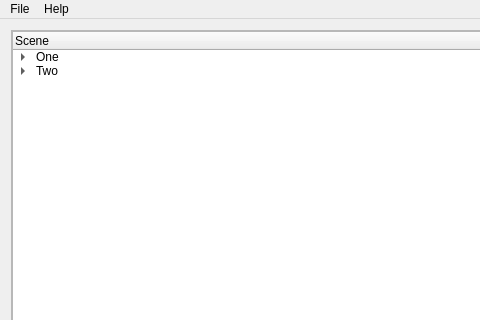
The window that Editor/Editor.ui (dathanhansell/OpenGL) describes before a commit, drawn with Qt 5; both pictures show x 0 to 480 and y 0 to 320 of the 802 by 556 pixel window.
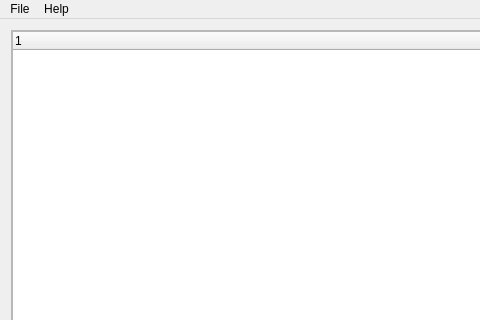
The same window after the commit. Custom widgets are drawn as their Qt base class.

```diff
--- a/Editor/Editor.ui
+++ b/Editor/Editor.ui
@@ -32,57 +32,7 @@
       <property name="childrenCollapsible">
        <bool>false</bool>
       </property>
-      <widget class="QTreeWidget" name="treeWidget">
-       <property name="sizePolicy">
-        <sizepolicy hsizetype="Ignored" vsizetype="Expanding">
-         <horstretch>0</horstretch>
-         <verstretch>0</verstretch>
-        </sizepolicy>
-       </property>
-       <property name="maximumSize">
-        <size>
-         <width>16777215</width>
-         <height>16777215</height>
-        </size>
-       </property>
-       <property name="focusPolicy">
-        <enum>Qt::NoFocus</enum>
-       </property>
-       <property name="frameShape">
-        <enum>QFrame::StyledPanel</enum>
-       </property>
-       <property name="dragEnabled">
-        <bool>true</bool>
-       </property>
-       <property name="dragDropMode">
-        <enum>QAbstractItemView::InternalMove</enum>
-       </property>
-       <column>
-        <property name="text">
-         <string>Scene</string>
-        </property>
-       </column>
-       <item>
-        <property name="text">
-         <string>One</string>
-        </property>
-        <item>
-         <property name="text">
-          <string>Child</string>
-         </property>
-        </item>
-       </item>
-       <item>
-        <property name="text">
-         <string>Two</string>
-        </property>
-        <item>
-         <property name="text">
-          <string>Child2</string>
-         </property>
-        </item>
-       </item>
-      </widget>
+      <widget class="HierarchyView" name="treeWidget"/>
       <widget class="GLWidget" name="widget" native="true"/>
      </widget>
     </item>
@@ -139,6 +89,11 @@
    <header>glwidget.h</header>
    <container>1</container>
   </customwidget>
+  <customwidget>
+   <class>HierarchyView</class>
+   <extends>QTreeWidget</extends>
+   <header>hierarchyview.h</header>
+  </customwidget>
  </customwidgets>
  <resources>
   <include location="Editor.qrc"/>
```
